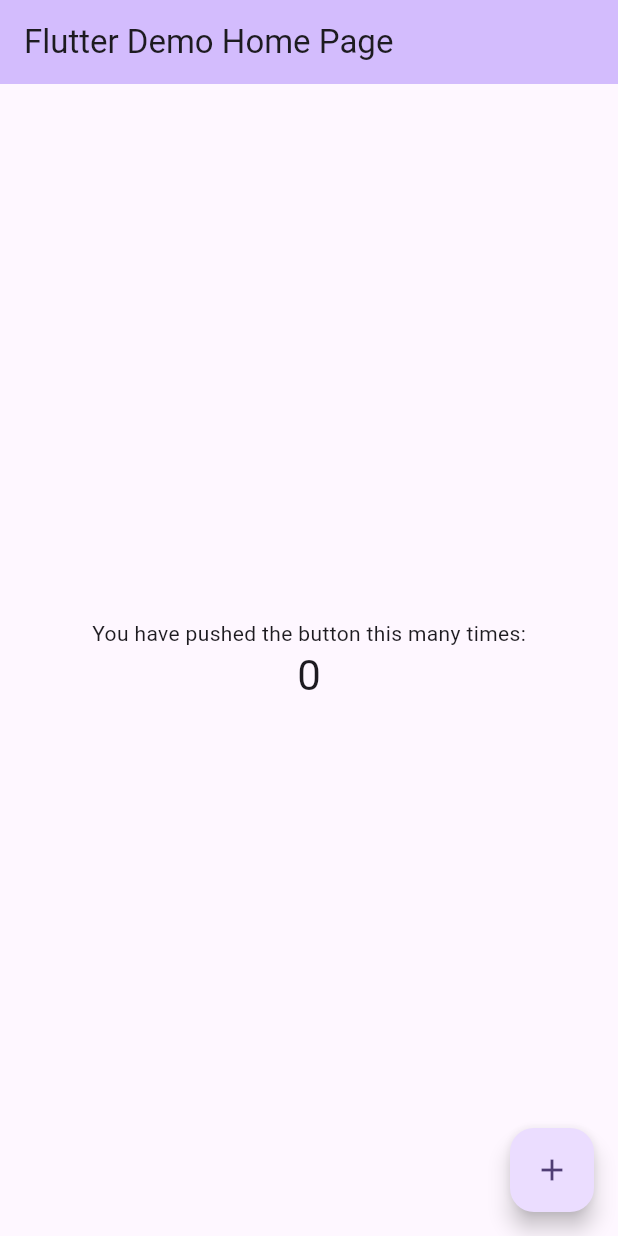
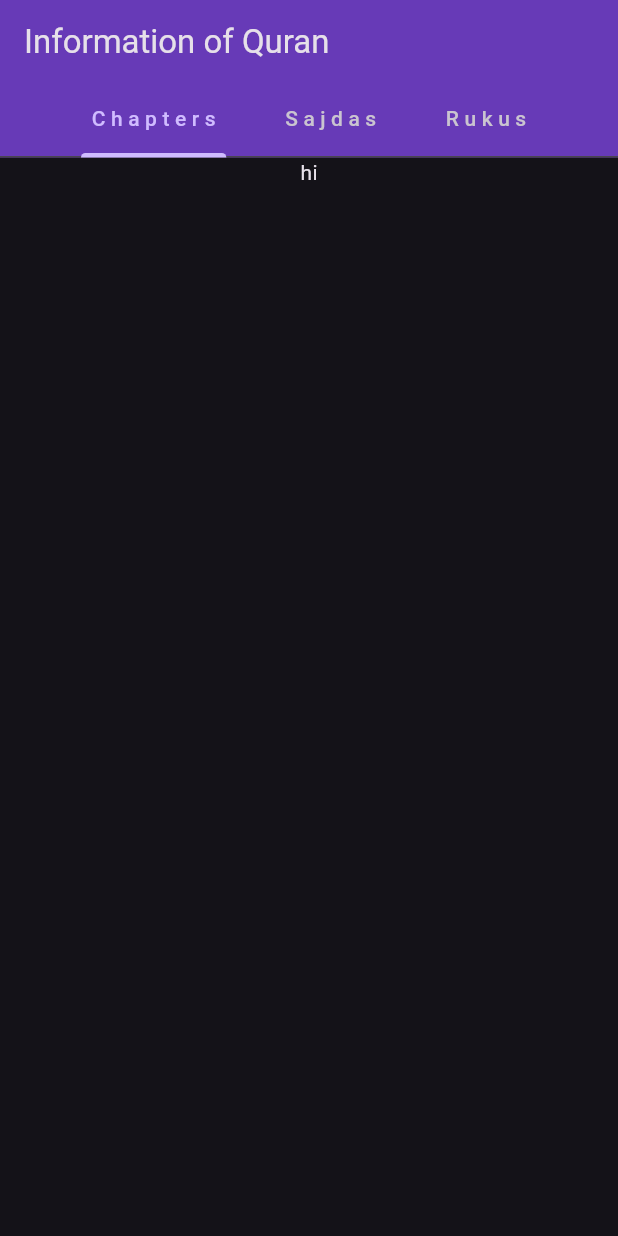
Before and after one commit to fazal-e-haq/Final-Project, a Flutter app: the screen it shows after launch, on a phone screen of 412 x 824 dp. Run offline on Flutter 3.47's test engine with Material 3 defaults, Android fonts, the phone set to English and light mode, and no system bars.

Commit message:
week 4 half completed

```diff
--- a/week_4_project/lib/main.dart
+++ b/week_4_project/lib/main.dart
@@ -1,4 +1,5 @@
 import 'package:flutter/material.dart';
+import 'package:week_4_project/screens/home.dart';
 
 void main() {
   runApp(const MyApp());
@@ -7,116 +8,14 @@ void main() {
 class MyApp extends StatelessWidget {
   const MyApp({super.key});
 
-  // This widget is the root of your application.
+
   @override
   Widget build(BuildContext context) {
     return MaterialApp(
-      title: 'Flutter Demo',
-      theme: ThemeData(
-        // This is the theme of your application.
-        //
-        // TRY THIS: Try running your application with "flutter run". You'll see
-        // the application has a purple toolbar. Then, without quitting the app,
-        // try changing the seedColor in the colorScheme below to Colors.green
-        // and then invoke "hot reload" (save your changes or press the "hot
-        // reload" button in a Flutter-supported IDE, or press "r" if you used
-        // the command line to start the app).
-        //
-        // Notice that the counter didn't reset back to zero; the application
-        // state is not lost during the reload. To reset the state, use hot
-        // restart instead.
-        //
-        // This works for code too, not just values: Most code changes can be
-        // tested with just a hot reload.
-        colorScheme: .fromSeed(seedColor: Colors.deepPurple),
-      ),
-      home: const MyHomePage(title: 'Flutter Demo Home Page'),
+      debugShowCheckedModeBanner: false,
+      theme: ThemeData.dark(),
+      themeMode: .dark,
+      home:  const Home(),
     );
   }
 }
-
-class MyHomePage extends StatefulWidget {
-  const MyHomePage({super.key, required this.title});
-
-  // This widget is the home page of your application. It is stateful, meaning
-  // that it has a State object (defined below) that contains fields that affect
-  // how it looks.
-
-  // This class is the configuration for the state. It holds the values (in this
-  // case the title) provided by the parent (in this case the App widget) and
-  // used by the build method of the State. Fields in a Widget subclass are
-  // always marked "final".
-
-  final String title;
-
-  @override
-  State<MyHomePage> createState() => _MyHomePageState();
-}
-
-class _MyHomePageState extends State<MyHomePage> {
-  int _counter = 0;
-
-  void _incrementCounter() {
-    setState(() {
-      // This call to setState tells the Flutter framework that something has
-      // changed in this State, which causes it to rerun the build method below
-      // so that the display can reflect the updated values. If we changed
-      // _counter without calling setState(), then the build method would not be
-      // called again, and so nothing would appear to happen.
-      _counter++;
-    });
-  }
-
-  @override
-  Widget build(BuildContext context) {
-    // This method is rerun every time setState is called, for instance as done
-    // by the _incrementCounter method above.
-    //
-    // The Flutter framework has been optimized to make rerunning build methods
-    // fast, so that you can just rebuild anything that needs updating rather
-    // than having to individually change instances of widgets.
-    return Scaffold(
-      appBar: AppBar(
-        // TRY THIS: Try changing the color here to a specific color (to
-        // Colors.amber, perhaps?) and trigger a hot reload to see the AppBar
-        // change color while the other colors stay the same.
-        backgroundColor: Theme.of(context).colorScheme.inversePrimary,
-        // Here we take the value from the MyHomePage object that was created by
-        // the App.build method, and use it to set our appbar title.
-        title: Text(widget.title),
-      ),
-      body: Center(
-        // Center is a layout widget. It takes a single child and positions it
-        // in the middle of the parent.
-        child: Column(
-          // Column is also a layout widget. It takes a list of children and
-          // arranges them vertically. By default, it sizes itself to fit its
-          // children horizontally, and tries to be as tall as its parent.
-          //
-          // Column has various properties to control how it sizes itself and
-          // how it positions its children. Here we use mainAxisAlignment to
-          // center the children vertically; the main axis here is the vertical
-          // axis because Columns are vertical (the cross axis would be
-          // horizontal).
-          //
-          // TRY THIS: Invoke "debug painting" (choose the "Toggle Debug Paint"
-          // action in the IDE, or press "p" in the console), to see the
-          // wireframe for each widget.
-          mainAxisAlignment: .center,
-          children: [
-            const Text('You have pushed the button this many times:'),
-            Text(
-              '$_counter',
-              style: Theme.of(context).textTheme.headlineMedium,
-            ),
-          ],
-        ),
-      ),
-      floatingActionButton: FloatingActionButton(
-        onPressed: _incrementCounter,
-        tooltip: 'Increment',
-        child: const Icon(Icons.add),
-      ),
-    );
-  }
-}
--- /dev/null
+++ b/week_4_project/lib/screens/chapters_info.dart
@@ -0,0 +1,15 @@
+import 'package:flutter/material.dart';
+
+class ChaptersInfo extends StatelessWidget {
+  const ChaptersInfo({super.key});
+
+  @override
+  Widget build(BuildContext context) {
+    return const Column(
+      children: [
+        Text('hi')
+
+      ],
+    );
+  }
+}
--- /dev/null
+++ b/week_4_project/lib/screens/home.dart
@@ -0,0 +1,66 @@
+import 'package:flutter/material.dart';
+import 'package:week_4_project/screens/chapters_info.dart';
+import 'package:week_4_project/screens/rukus_info.dart';
+import 'package:week_4_project/screens/sajdas_info.dart';
+
+class Home extends StatefulWidget {
+  const Home({super.key});
+
+  @override
+  State<Home> createState() => _HomeState();
+}
+
+class _HomeState extends State<Home>
+    with SingleTickerProviderStateMixin {
+
+  late TabController _tabController;
+
+  @override
+  void initState() {
+    super.initState();
+    _tabController = TabController(
+      length: 3,
+      vsync: this,
+    );
+  }
+
+  @override
+  void dispose() {
+    _tabController.dispose();
+    super.dispose();
+  }
+
+  @override
+  Widget build(BuildContext context) {
+    return Scaffold(
+      appBar: AppBar(
+        title: const Text('Information of Quran'),
+        backgroundColor: Colors.deepPurple,
+        bottom: TabBar(
+          controller: _tabController,
+          isScrollable: true,
+          indicatorWeight: 3,
+          tabAlignment: .center,
+          tabs: const [
+            Tab(text: '  C h a p t e r s  '),
+            Tab(text: '  S a j d a s  '),
+            Tab(text: '  R u k u s  '),
+          ],
+        ),
+      ),
+      body: SafeArea(
+        child: Padding(
+          padding: const .symmetric(horizontal: 16),
+          child: TabBarView(
+            controller: _tabController,
+            children: const [
+             ChaptersInfo(),
+             SajdasInfo(),
+             RukusInfo()
+            ],
+          ),
+        ),
+      ),
+    );
+  }
+}
--- /dev/null
+++ b/week_4_project/lib/screens/quran_info.dart
@@ -0,0 +1,10 @@
+import 'package:flutter/material.dart';
+
+class QuranInfo extends StatelessWidget {
+  const QuranInfo({super.key});
+
+  @override
+  Widget build(BuildContext context) {
+    return const Placeholder();
+  }
+}
--- /dev/null
+++ b/week_4_project/lib/screens/rukus_info.dart
@@ -0,0 +1,15 @@
+import 'package:flutter/material.dart';
+
+class RukusInfo extends StatelessWidget {
+  const RukusInfo({super.key});
+
+  @override
+  Widget build(BuildContext context) {
+    return const Column(
+      children: [
+        Text('hi')
+
+      ],
+    );
+  }
+}
--- /dev/null
+++ b/week_4_project/lib/screens/sajdas_info.dart
@@ -0,0 +1,15 @@
+import 'package:flutter/material.dart';
+
+class SajdasInfo extends StatelessWidget {
+  const SajdasInfo({super.key});
+
+  @override
+  Widget build(BuildContext context) {
+    return const Column(
+      children: [
+        Text('hi')
+
+      ],
+    );
+  }
+}
--- a/week_4_project/pubspec.yaml
+++ b/week_4_project/pubspec.yaml
@@ -34,6 +34,7 @@ dependencies:
   # The following adds the Cupertino Icons font to your application.
   # Use with the CupertinoIcons class for iOS style icons.
   cupertino_icons: ^1.0.8
+  http:
 
 dev_dependencies:
   flutter_test:
```
Also changed, not shown: week_4_project/lib/model/quran_info_model.dart (added), week_4_project/lib/service/api_service.dart (added), week_4_project/pubspec.lock.
